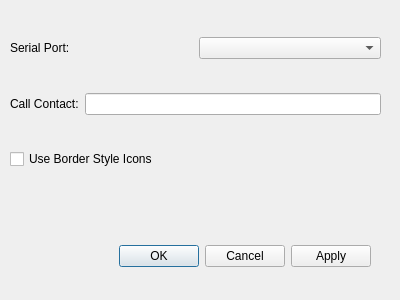
The window that QRaspbed/settings.ui (johnramsden/Raspbed) describes before a commit, drawn with Qt 5.
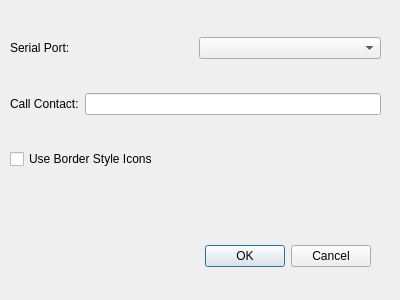
The same window after the commit.

Diff of the .ui file:
```diff
--- a/QRaspbed/settings.ui
+++ b/QRaspbed/settings.ui
@@ -26,10 +26,10 @@
     <enum>Qt::Horizontal</enum>
    </property>
    <property name="standardButtons">
-    <set>QDialogButtonBox::Apply|QDialogButtonBox::Cancel|QDialogButtonBox::Ok</set>
+    <set>QDialogButtonBox::Cancel|QDialogButtonBox::Ok</set>
    </property>
   </widget>
-  <widget class="QWidget" name="">
+  <widget class="QWidget" name="layoutWidget">
    <property name="geometry">
     <rect>
      <x>10</x>
```
